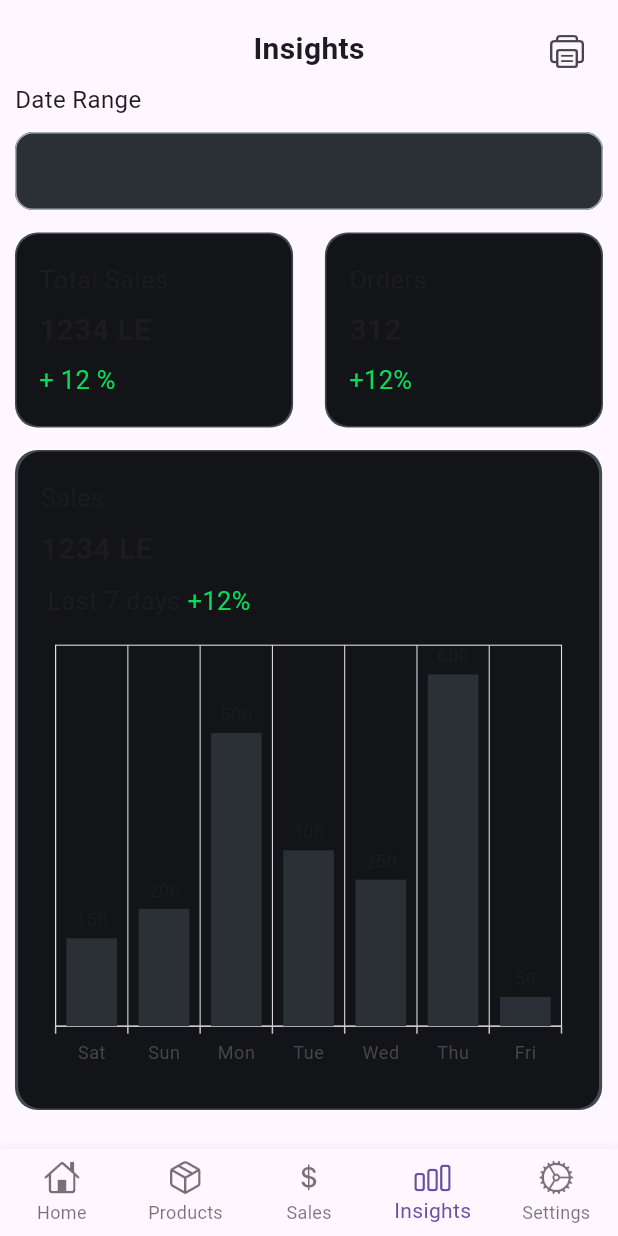
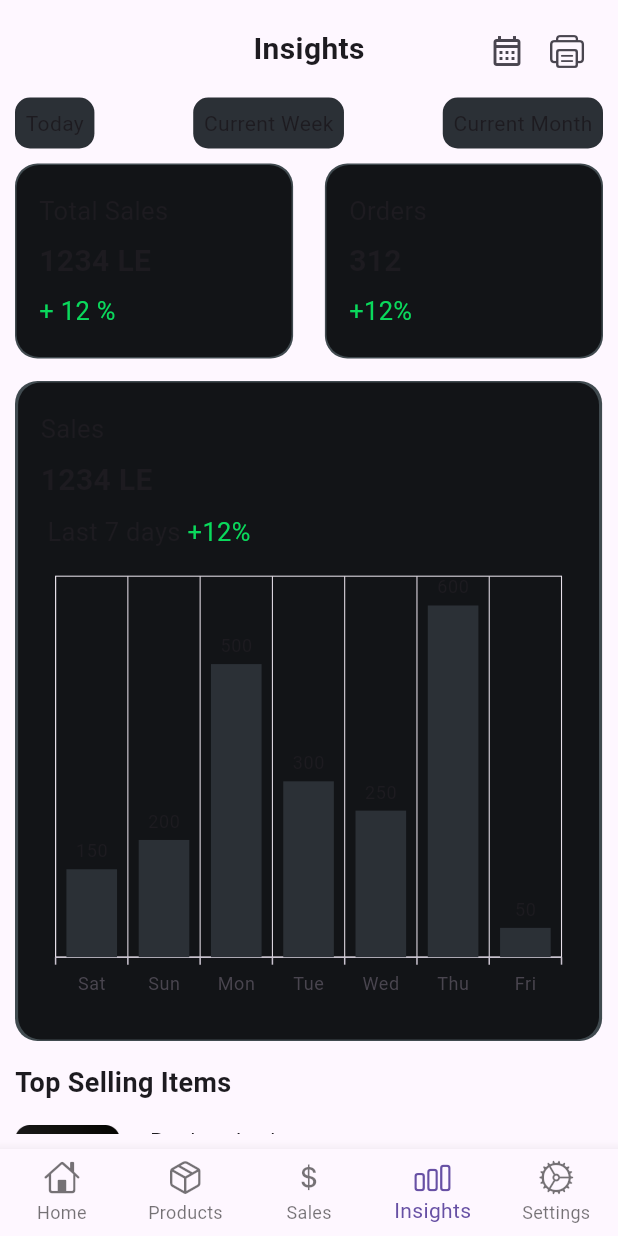
Before and after one commit to amrelmaadawy/shop_management, a Flutter app: the screen it shows after launch, item 4 of the bottom bar chosen, on a phone screen of 412 x 824 dp. Run offline on Flutter 3.47's test engine with Material 3 defaults, Android fonts, the phone set to English and light mode, and no system bars; our stand-ins replace dotted_border, flutter_riverpod, hive, hive_flutter, image_picker, shared_preferences and 1 more; accounts and stored records are empty.

Commit message:
edit the ui of date filter

```diff
--- a/lib/features/products/logic/notifier/product_notifier.dart
+++ b/lib/features/products/logic/notifier/product_notifier.dart
@@ -43,8 +43,6 @@ class ProductProvider extends StateNotifier<List<ProductModel>> {
     );
 
     await box.putAt(index, updatedProduct);
-
-    /// 👇 ضروري جدًا علشان يحدث UI
     state = box.values.toList();
   }
 }
--- a/lib/features/reports/ui/reports_view.dart
+++ b/lib/features/reports/ui/reports_view.dart
@@ -1,17 +1,30 @@
 import 'package:flutter/cupertino.dart';
 import 'package:flutter/material.dart';
-import 'package:small_managements/core/utils/custom_text_form_field.dart';
 import 'package:small_managements/features/reports/logic/sales_data.dart';
+import 'package:small_managements/features/reports/ui/widgets/custom_dates_container.dart';
 import 'package:small_managements/features/reports/ui/widgets/custom_report_container.dart';
+import 'package:small_managements/features/reports/ui/widgets/filter_date_range.dart';
 import 'package:small_managements/features/reports/ui/widgets/sales_chart_container.dart';
 import 'package:small_managements/features/reports/ui/widgets/top_selling_item.dart';
 import 'package:small_managements/generated/l10n.dart';
 
-class ReportsView extends StatelessWidget {
+class ReportsView extends StatefulWidget {
   const ReportsView({super.key});
 
   @override
-  Widget build(BuildContext context) {
+  State<ReportsView> createState() => _ReportsViewState();
+}
+
+class _ReportsViewState extends State<ReportsView> {
+  @override
+  void dispose() {
+    super.dispose();
+    startDateController.dispose();
+    endDateController.dispose();
+  }
+
+  TextEditingController startDateController = TextEditingController();
+  TextEditingController endDateController = TextEditingController();
   final List<SalesData> data = [
     SalesData('Sat', 150),
     SalesData('Sun', 200),
@@ -21,7 +34,8 @@ class ReportsView extends StatelessWidget {
     SalesData('Thu', 600),
     SalesData('Fri', 50),
   ];
-    TextEditingController dateRangeController = TextEditingController();
+  @override
+  Widget build(BuildContext context) {
     return Scaffold(
       body: SafeArea(
         child: Padding(
@@ -50,23 +64,34 @@ class ReportsView extends StatelessWidget {
                           icon: Icon(CupertinoIcons.printer),
                         ),
                       ),
+                      Positioned(
+                        right: 40,
+                        child: IconButton(
+                          onPressed: () {
+                            showModalBottomSheet(
+                              context: context,
+                              builder: (context) {
+                                 return FilterDateRange(startDateController: startDateController, endDateController: endDateController);
+                              },
+                            );
+                          },
+                          icon: Icon(Icons.calendar_month_outlined),
+                        ),
+                      ),
                     ],
                   ),
                 ),
-                Text(S.of(context).dateRange, style: TextStyle(fontSize: 16)),
+
                 SizedBox(height: 10),
-                CustomTextFormField(
-                  validator: (value ) {
-                      if(value!.isEmpty)
-                      {
-                        return'Please Enter The Poduct Name';
-                      }else{return null;}
-                      },
-                  controller: dateRangeController,
-                  keyboardType: TextInputType.text,
-                  labelText: '',
+                Row(
+                  mainAxisAlignment: MainAxisAlignment.spaceBetween,
+                  children: [
+                    CustomDatesContainer(date: 'Today'),
+                    CustomDatesContainer(date: 'Current Week'),
+                    CustomDatesContainer(date: 'Current Month'),
+                  ],
                 ),
-                SizedBox(height: 15),
+                SizedBox(height: 10),
                 Row(
                   mainAxisAlignment: MainAxisAlignment.spaceBetween,
                   children: [
--- a/lib/features/reports/ui/widgets/bar_chart.dart
+++ b/lib/features/reports/ui/widgets/bar_chart.dart
@@ -1,5 +1,3 @@
-
-
 import 'package:flutter/material.dart';
 import 'package:small_managements/core/utils/app_colors.dart';
 import 'package:small_managements/features/reports/logic/sales_data.dart';
--- /dev/null
+++ b/lib/features/reports/ui/widgets/custom_dates_container.dart
@@ -0,0 +1,19 @@
+import 'package:flutter/widgets.dart';
+import 'package:small_managements/core/utils/app_colors.dart';
+
+class CustomDatesContainer extends StatelessWidget {
+  const CustomDatesContainer({super.key, required this.date});
+  final String date;
+  @override
+  Widget build(BuildContext context) {
+    return Container(
+      padding: EdgeInsets.all(7),
+      decoration: BoxDecoration(
+        borderRadius: BorderRadius.circular(10),
+
+        color: AppColors.kIncreaseContainerColor,
+      ),
+      child: Text(date),
+    );
+  }
+}
--- a/lib/l10n/intl_en.arb
+++ b/lib/l10n/intl_en.arb
@@ -74,7 +74,7 @@
     "@quantitySold": {},
     "selectProduct":"Select Product",
     "@selectProduct": {},
-    "dateRange":"Date Range",
+    "dateRange":"Date Filter",
     "@dateRange": {},
     "totalSales":"Total Sales",
     "@totalSales": {},
```
Also changed, not shown: lib/features/reports/logic/pick_date.dart (added, +20 -0 lines), lib/features/reports/ui/widgets/filter_date_range.dart (added, +130 -0 lines), lib/generated/intl/messages_en.dart, lib/generated/l10n.dart. Lines whose indentation alone changed are shown as unchanged.
